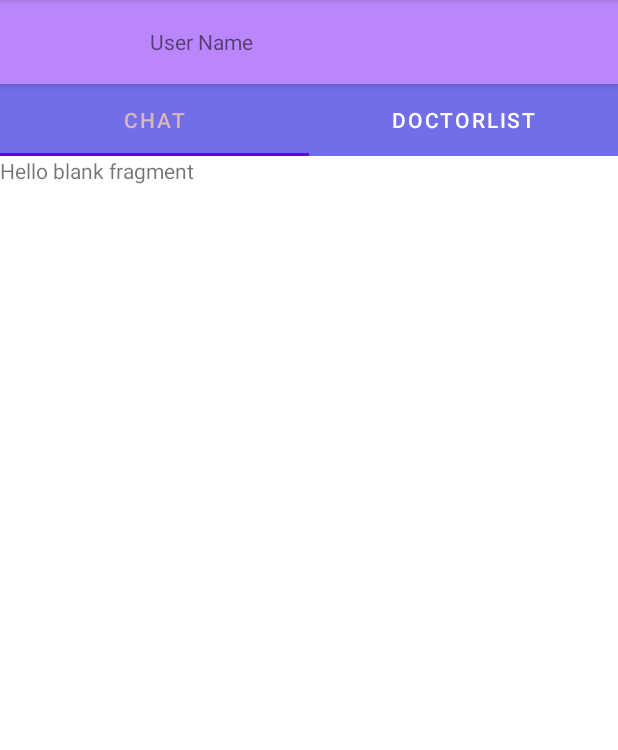
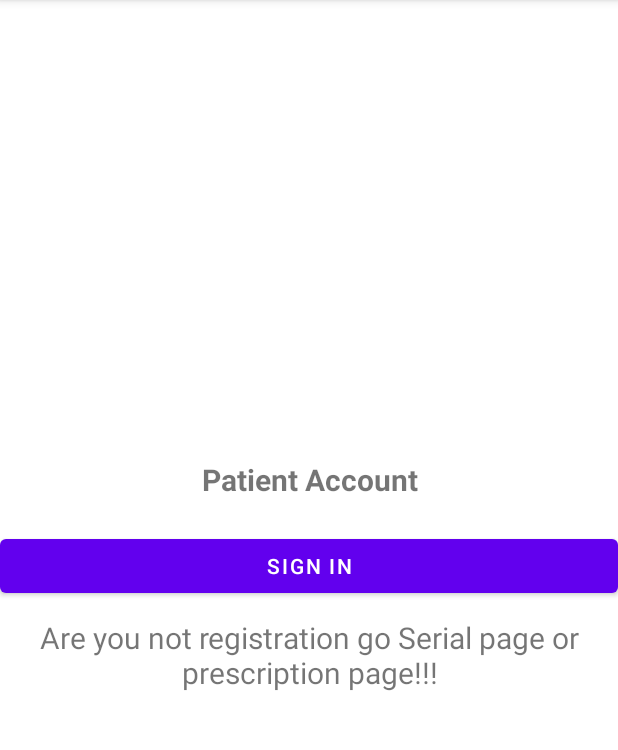
Before and after one commit to Mustakim-lab/Find-Doctor, an Android app: the screen it shows after launch (DoctorChatListActivity before the commit, Start1Activity after it), in the side drawer, after a tap on "Chat with doctor", on a phone screen of 412 x 824 dp, the part 84-834 px from its top. Run offline under Robolectric (Android 15) with nearby library versions, the phone set to English and light mode, and no system bars; our stand-ins replace Firebase (no records; nobody signed in at launch, a user with empty details on screens opened directly).

Commit message:
chat communication done

```diff
--- a/app/src/main/AndroidManifest.xml
+++ b/app/src/main/AndroidManifest.xml
@@ -9,6 +9,12 @@
         android:roundIcon="@mipmap/ic_launcher_round"
         android:supportsRtl="true"
         android:theme="@style/Theme.FindDoctor">
+        <activity
+            android:name=".NewSignActivity"
+            android:exported="false" />
+        <activity
+            android:name=".Start1Activity"
+            android:exported="false" />
         <activity
             android:name=".MessageWithDActivity"
             android:exported="false" />
--- a/app/src/main/java/com/example/finddoctor/MainActivity.java
+++ b/app/src/main/java/com/example/finddoctor/MainActivity.java
@@ -101,7 +101,7 @@ public class MainActivity extends AppCompatActivity implements NavigationView.On
     @Override
     public boolean onNavigationItemSelected(@NonNull MenuItem item) {
         if (item.getItemId()==R.id.chat_ID){
-            Intent intent=new Intent(MainActivity.this,DoctorChatListActivity.class);
+            Intent intent=new Intent(MainActivity.this,Start1Activity.class);
             startActivity(intent);
         }
         return false;
--- /dev/null
+++ b/app/src/main/java/com/example/finddoctor/Start1Activity.java
@@ -0,0 +1,32 @@
+package com.example.finddoctor;
+
+import androidx.appcompat.app.AppCompatActivity;
+
+import android.content.Intent;
+import android.os.Bundle;
+import android.view.View;
+import android.widget.Button;
+
+import com.google.firebase.auth.FirebaseAuth;
+import com.google.firebase.auth.FirebaseUser;
+
+public class Start1Activity extends AppCompatActivity {
+
+
+
+    Button button1;
+    @Override
+    protected void onCreate(Bundle savedInstanceState) {
+        super.onCreate(savedInstanceState);
+        setContentView(R.layout.activity_start1);
+
+        button1=findViewById(R.id.signnIn_ID);
+        button1.setOnClickListener(new View.OnClickListener() {
+            @Override
+            public void onClick(View v) {
+                Intent intent=new Intent(Start1Activity.this,NewSignActivity.class);
+                startActivity(intent);
+            }
+        });
+    }
+}
--- a/app/src/main/res/layout/activity_doctor_chat_list.xml
+++ b/app/src/main/res/layout/activity_doctor_chat_list.xml
@@ -20,6 +20,7 @@
             <TextView
                 android:layout_width="wrap_content"
                 android:layout_height="wrap_content"
+                android:id="@+id/patientName_ID"
                 android:layout_marginLeft="100dp"
                 android:text="User Name">
 
--- /dev/null
+++ b/app/src/main/res/layout/activity_start1.xml
@@ -0,0 +1,38 @@
+<?xml version="1.0" encoding="utf-8"?>
+<LinearLayout xmlns:android="http://schemas.android.com/apk/res/android"
+    xmlns:app="http://schemas.android.com/apk/res-auto"
+    xmlns:tools="http://schemas.android.com/tools"
+    android:layout_width="match_parent"
+    android:layout_height="match_parent"
+    android:gravity="center"
+    android:orientation="vertical"
+    tools:context=".Start1Activity">
+
+    <TextView
+        android:layout_width="match_parent"
+        android:layout_height="wrap_content"
+        android:text="Patient Account"
+        android:textSize="20sp"
+        android:gravity="center_horizontal"
+        android:textStyle="bold">
+
+    </TextView>
+    <Button
+        android:layout_width="match_parent"
+        android:layout_height="wrap_content"
+        android:layout_marginTop="20dp"
+        android:text="Sign In"
+        android:id="@+id/signnIn_ID">
+
+    </Button>
+
+    <TextView
+        android:layout_width="match_parent"
+        android:layout_height="wrap_content"
+        android:text="@string/new_Registration"
+        android:gravity="center_horizontal"
+        android:layout_marginTop="10dp"
+        android:textSize="20sp">
+
+    </TextView>
+</LinearLayout>
--- a/app/src/main/res/menu/menu.xml
+++ b/app/src/main/res/menu/menu.xml
@@ -2,6 +2,7 @@
 <menu xmlns:android="http://schemas.android.com/apk/res/android"
     xmlns:tools="http://schemas.android.com/tools"
     tools:showin="navigation_view">
+
 
     <group android:checkableBehavior="single">
         <item
--- a/app/src/main/res/values/strings.xml
+++ b/app/src/main/res/values/strings.xml
@@ -93,6 +93,8 @@ National Hospital, Chittagong
 
         </item>
     </string-array>
+
+    <string name="new_Registration">Are you not registration go Serial page or prescription page!!!</string>
     <!-- TODO: Remove or change this placeholder text -->
     <string name="hello_blank_fragment">Hello blank fragment</string>
 
```
Also changed, not shown: app/src/main/java/com/example/finddoctor/DoctorChatListActivity.java (+19 -1 lines), app/src/main/java/com/example/finddoctor/NewSignActivity.java (added, +83 -0 lines), app/src/main/res/layout/activity_new_sign.xml (added, +63 -0 lines).
